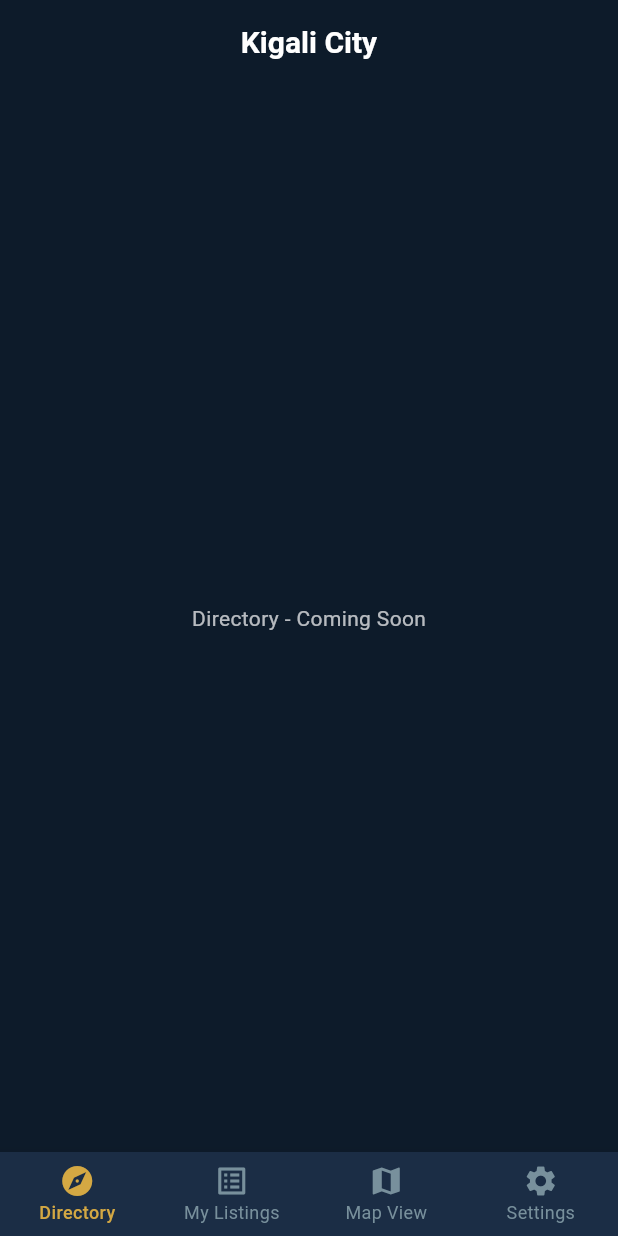
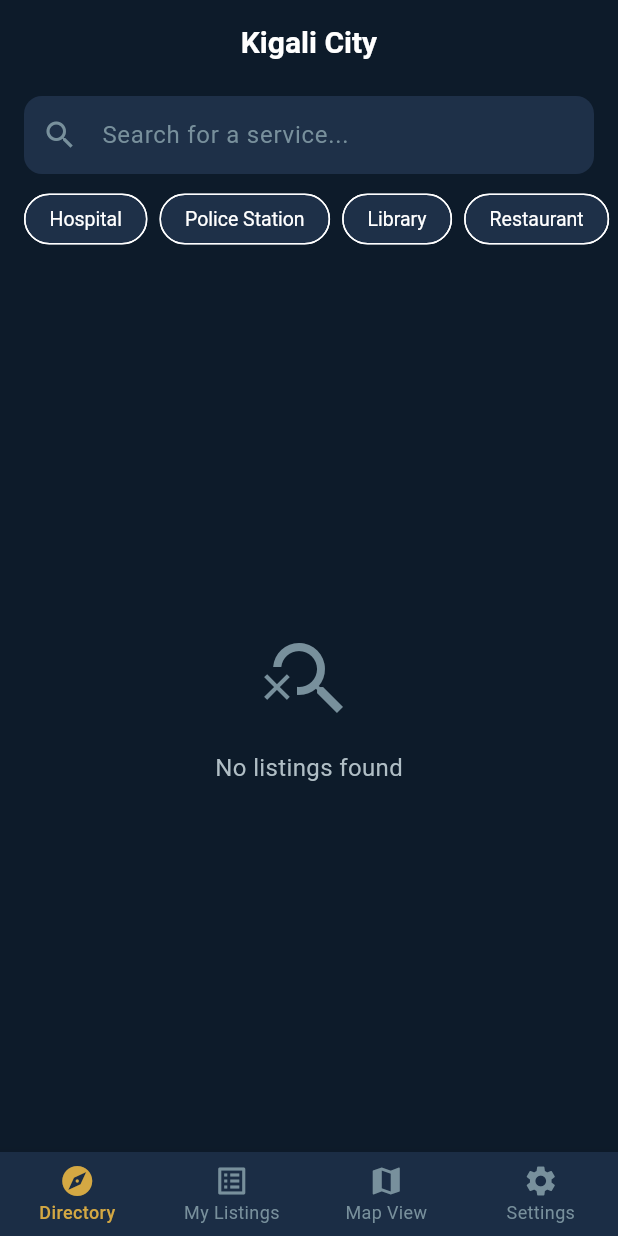
Before and after one commit to michael-alu/go_kigali, a Flutter app: the screen it shows once a user with an empty profile is signed in, on a phone screen of 412 x 824 dp. Run offline on Flutter 3.47's test engine with Material 3 defaults, Android fonts, the light colour scheme and no system bars; our stand-ins replace cloud_firestore, firebase_auth, firebase_core; accounts and stored records are empty.

Commit message:
feat: build directory screen with search and category filtering

```diff
--- a/lib/screens/directory/directory_screen.dart
+++ b/lib/screens/directory/directory_screen.dart
@@ -1,18 +1,113 @@
 import 'package:flutter/material.dart';
+import 'package:provider/provider.dart';
+import '../../providers/listing_provider.dart';
+import '../../utils/app_theme.dart';
+import '../../utils/constants.dart';
+import '../../widgets/listing_card.dart';
+import '../../widgets/category_chip.dart';
+import 'listing_detail_screen.dart';
 
 class DirectoryScreen extends StatelessWidget {
   const DirectoryScreen({super.key});
 
   @override
   Widget build(BuildContext context) {
+    final listingProvider = Provider.of<ListingProvider>(context);
+
     return Scaffold(
       appBar: AppBar(title: const Text('Kigali City')),
-      body: const Center(
-        child: Text(
-          'Directory - Coming Soon',
-          style: TextStyle(color: Colors.white70),
-        ),
+      body: Column(
+        children: [
+          // Search Bar
+          Padding(
+            padding: const EdgeInsets.fromLTRB(16, 8, 16, 8),
+            child: TextField(
+              onChanged: listingProvider.setSearchQuery,
+              style: const TextStyle(color: Colors.white),
+              decoration: InputDecoration(
+                hintText: 'Search for a service...',
+                prefixIcon: const Icon(Icons.search, color: AppTheme.textHint),
+                suffixIcon: listingProvider.searchQuery.isNotEmpty
+                    ? IconButton(
+                        icon: const Icon(Icons.clear, color: AppTheme.textHint),
+                        onPressed: () => listingProvider.setSearchQuery(''),
+                      )
+                    : null,
+              ),
+            ),
+          ),
+
+          // Category Filter Chips
+          SizedBox(
+            height: 44,
+            child: ListView(
+              scrollDirection: Axis.horizontal,
+              padding: const EdgeInsets.symmetric(horizontal: 16),
+              children: AppConstants.categories.map((category) {
+                return CategoryChip(
+                  label: category,
+                  isSelected: listingProvider.selectedCategory == category,
+                  onTap: () => listingProvider.setCategoryFilter(category),
+                );
+              }).toList(),
+            ),
+          ),
+
+          const SizedBox(height: 8),
+
+          // Listings
+          Expanded(child: _buildListingsList(context, listingProvider)),
+        ],
       ),
     );
   }
+
+  Widget _buildListingsList(BuildContext context, ListingProvider provider) {
+    if (provider.isLoading) {
+      return const Center(child: CircularProgressIndicator());
+    }
+
+    final listings = provider.filteredListings;
+
+    if (listings.isEmpty) {
+      return Center(
+        child: Column(
+          mainAxisAlignment: MainAxisAlignment.center,
+          children: [
+            Icon(Icons.search_off, size: 64, color: AppTheme.textHint),
+            const SizedBox(height: 16),
+            const Text(
+              'No listings found',
+              style: TextStyle(color: AppTheme.textSecondary, fontSize: 16),
+            ),
+            if (provider.searchQuery.isNotEmpty ||
+                provider.selectedCategory != null)
+              TextButton(
+                onPressed: () => provider.clearFilters(),
+                child: const Text('Clear filters'),
+              ),
+          ],
+        ),
+      );
+    }
+
+    return ListView.builder(
+      padding: const EdgeInsets.only(bottom: 16),
+      itemCount: listings.length,
+      itemBuilder: (context, index) {
+        final listing = listings[index];
+        return ListingCard(
+          listing: listing,
+          onTap: () {
+            Navigator.push(
+              context,
+              MaterialPageRoute(
+                builder: (context) => ListingDetailScreen(listing: listing),
+              ),
+            );
+          },
+        );
+      },
+    );
+  }
 }
--- /dev/null
+++ b/lib/widgets/category_chip.dart
@@ -0,0 +1,37 @@
+import 'package:flutter/material.dart';
+import '../../utils/app_theme.dart';
+
+class CategoryChip extends StatelessWidget {
+  final String label;
+  final bool isSelected;
+  final VoidCallback onTap;
+
+  const CategoryChip({
+    super.key,
+    required this.label,
+    required this.isSelected,
+    required this.onTap,
+  });
+
+  @override
+  Widget build(BuildContext context) {
+    return Padding(
+      padding: const EdgeInsets.only(right: 8),
+      child: FilterChip(
+        label: Text(label),
+        selected: isSelected,
+        onSelected: (_) => onTap(),
+        backgroundColor: AppTheme.surfaceInput,
+        selectedColor: AppTheme.accentGold,
+        labelStyle: TextStyle(
+          color: isSelected ? AppTheme.primaryDark : Colors.white,
+          fontWeight: isSelected ? FontWeight.w600 : FontWeight.normal,
+          fontSize: 13,
+        ),
+        shape: RoundedRectangleBorder(borderRadius: BorderRadius.circular(20)),
+        showCheckmark: false,
+        padding: const EdgeInsets.symmetric(horizontal: 8, vertical: 4),
+      ),
+    );
+  }
+}
```
Also changed, not shown: lib/screens/directory/listing_detail_screen.dart (added, +22 -0 lines), lib/widgets/listing_card.dart (+86 -4 lines).
